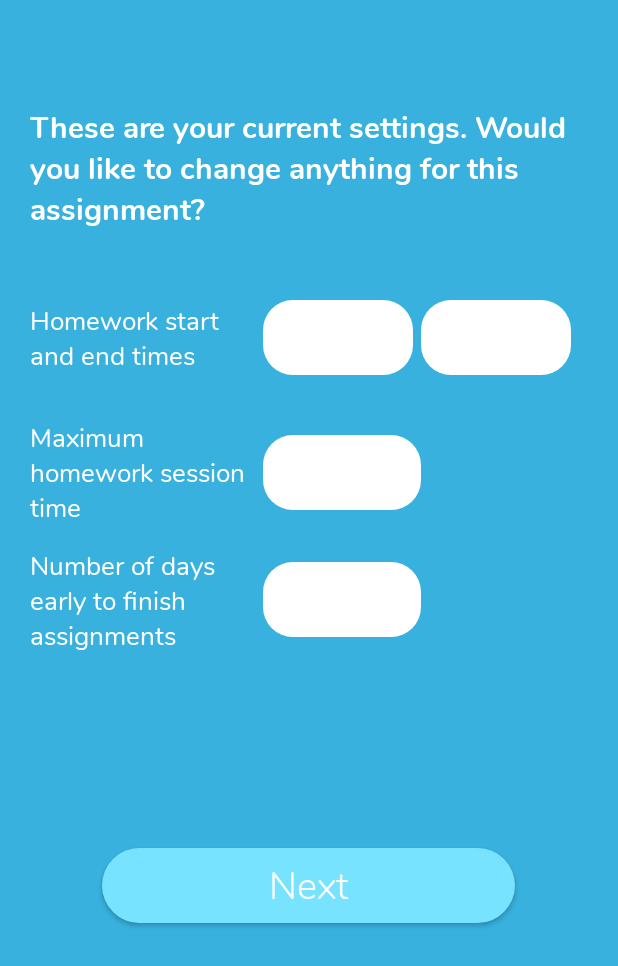
After one commit to johncaseyjones1/Homework_Scheduler, an Android app: the layout confirmation_screen.xml on its own in the app's theme, with its tools: preview values and no code run, on a phone screen of 412 x 824 dp. The commit adds this screen. Shown: the top 966 px of the screen. Run offline under Robolectric (Android 15) with nearby library versions, the phone set to English and light mode, and no system bars.

Commit message:
New Settings Confirmations Page
Added new layout for settings confirmation page as well as empty java file for confirmations. Also removed unnecessary 'credentials.json' files.

```diff
--- a/app/src/main/credentials.json
+++ /dev/null
@@ -1 +0,0 @@
-{"installed":{"client_id":"231552863647-213rpfi8jilr5dce860jihkh2nijrcc9.apps.googleusercontent.com","project_id":"quickstart-1574877717989","auth_uri":"https://accounts.google.com/o/oauth2/auth","token_uri":"https://oauth2.googleapis.com/token","auth_provider_x509_cert_url":"https://www.googleapis.com/oauth2/v1/certs","client_secret":"61zCYiNgw3Nu_6IxQLFJe5Dg","redirect_uris":["urn:ietf:wg:oauth:2.0:oob","http://localhost"]}}
--- a/app/src/main/java/com/credentials.json
+++ /dev/null
@@ -1 +0,0 @@
-{"installed":{"client_id":"231552863647-213rpfi8jilr5dce860jihkh2nijrcc9.apps.googleusercontent.com","project_id":"quickstart-1574877717989","auth_uri":"https://accounts.google.com/o/oauth2/auth","token_uri":"https://oauth2.googleapis.com/token","auth_provider_x509_cert_url":"https://www.googleapis.com/oauth2/v1/certs","client_secret":"61zCYiNgw3Nu_6IxQLFJe5Dg","redirect_uris":["urn:ietf:wg:oauth:2.0:oob","http://localhost"]}}
--- a/app/src/main/java/com/example/credentials.json
+++ /dev/null
@@ -1 +0,0 @@
-{"installed":{"client_id":"231552863647-213rpfi8jilr5dce860jihkh2nijrcc9.apps.googleusercontent.com","project_id":"quickstart-1574877717989","auth_uri":"https://accounts.google.com/o/oauth2/auth","token_uri":"https://oauth2.googleapis.com/token","auth_provider_x509_cert_url":"https://www.googleapis.com/oauth2/v1/certs","client_secret":"61zCYiNgw3Nu_6IxQLFJe5Dg","redirect_uris":["urn:ietf:wg:oauth:2.0:oob","http://localhost"]}}
--- /dev/null
+++ b/app/src/main/java/com/example/homework_scheduler/view/Confirmation_Screen.java
@@ -0,0 +1,4 @@
+package com.example.homework_scheduler.view;
+
+public class Confirmation_Screen  {
+}
--- a/app/src/main/java/credentials.json
+++ /dev/null
@@ -1 +0,0 @@
-{"installed":{"client_id":"231552863647-213rpfi8jilr5dce860jihkh2nijrcc9.apps.googleusercontent.com","project_id":"quickstart-1574877717989","auth_uri":"https://accounts.google.com/o/oauth2/auth","token_uri":"https://oauth2.googleapis.com/token","auth_provider_x509_cert_url":"https://www.googleapis.com/oauth2/v1/certs","client_secret":"61zCYiNgw3Nu_6IxQLFJe5Dg","redirect_uris":["urn:ietf:wg:oauth:2.0:oob","http://localhost"]}}
--- /dev/null
+++ b/app/src/main/res/layout/confirmation_screen.xml
@@ -0,0 +1,126 @@
+<?xml version="1.0" encoding="utf-8"?>
+<LinearLayout xmlns:android="http://schemas.android.com/apk/res/android"
+    android:orientation="vertical" android:layout_width="match_parent"
+    android:layout_height="match_parent"
+    android:background="@color/colorPrimary"
+    android:clickable="true">
+    <LinearLayout
+        android:layout_width="match_parent"
+        android:layout_height="match_parent"
+        android:layout_margin="20dp"
+        android:orientation="vertical">
+
+        <TextView
+            android:textColor="#FFFFFF"
+            android:layout_width="match_parent"
+            android:layout_height="90dp"
+            android:layout_marginTop="50dp"
+            android:layout_marginBottom="20dp"
+            android:textSize="20sp"
+            android:fontFamily="@font/nunito_bold"
+            android:text="@string/these_are_current_settings"/>
+
+        <TableLayout
+            android:layout_gravity="center"
+            android:layout_width="match_parent"
+            android:layout_height="260dp">
+            <TableRow
+                android:minHeight="90dp"
+                android:layoutDirection="ltr"
+                android:gravity="center_vertical">
+
+                <TextView
+                    android:textColor="#FFFFFF"
+                    android:id="@+id/start_and_end_option_texts"
+                    android:layout_width="100dp"
+                    android:fontFamily="@font/nunito_regular"
+                    android:gravity="center_vertical"
+                    android:maxWidth="100dp"
+                    android:text="@string/home_start_and_end"
+                    android:textSize="17sp"/>
+
+                <Spinner
+                    android:textColor="#FFFFFF"
+                    android:fontFamily="@font/nunito_regular"
+                    android:id="@+id/start_time"
+                    android:layout_width="100dp"
+                    android:layout_height="50dp"
+                    android:gravity="center"
+                    android:background="@drawable/question_edit_text"
+                    android:hint="@string/hint_2"
+                    android:layout_marginEnd="5dp"/>
+
+                <Spinner
+                    android:textColor="#FFFFFF"
+                    android:fontFamily="@font/nunito_regular"
+                    android:id="@+id/end_time"
+                    android:layout_width="100dp"
+                    android:layout_height="50dp"
+                    android:gravity="center"
+                    android:background="@drawable/question_edit_text"
+                    android:hint="@string/hint_2"/>
+
+            </TableRow>
+
+            <TableRow
+                android:minHeight="90dp"
+                android:layoutDirection="ltr"
+                android:gravity="center_vertical">
+                <TextView
+                    android:textColor="#FFFFFF"
+                    android:gravity="center_vertical"
+                    android:layout_width="155dp"
+                    android:fontFamily="@font/nunito_regular"
+                    android:id="@+id/max_time_option_text"
+                    android:text="@string/max_homework_session"
+                    android:textSize="17sp"/>
+                <Spinner
+                    android:textColor="#FFFFFF"
+                    android:fontFamily="@font/nunito_regular"
+                    android:id="@+id/max_time"
+                    android:layout_width="100dp"
+                    android:layout_height="50dp"
+                    android:gravity="center"
+                    android:background="@drawable/question_edit_text"
+                    android:hint="@string/hint_2"/>
+            </TableRow>
+
+            <TableRow
+                android:minHeight="90dp"
+                android:layoutDirection="ltr"
+                android:gravity="center_vertical">
+
+                <TextView
+                    android:textColor="#FFFFFF"
+                    android:gravity="center_vertical"
+                    android:id="@+id/days_before_due"
+                    android:layout_width="1dp"
+                    android:fontFamily="@font/nunito_regular"
+                    android:text="@string/num_days_early"
+                    android:textSize="17sp"/>
+                <Spinner
+                    android:textColor="#FFFFFF"
+                    android:fontFamily="@font/nunito_regular"
+                    android:id="@+id/days_before"
+                    android:layout_width="50dp"
+                    android:layout_height="50dp"
+                    android:gravity="center"
+                    android:background="@drawable/question_edit_text"
+                    android:hint="@string/hint_2"/>
+            </TableRow>
+        </TableLayout>
+
+        <Button
+            android:id="@+id/next_question"
+            android:layout_width="275dp"
+            android:layout_height="50dp"
+            android:layout_marginTop="125dp"
+            android:background="@drawable/next_question_button"
+            android:fontFamily="@font/nunito_light"
+            android:layout_gravity="center"
+            android:text="@string/next"
+            android:textAllCaps="false"
+            android:textColor="#FFFFFF"
+            android:textSize="25sp" />
+    </LinearLayout>
+</LinearLayout>
--- a/app/src/main/res/values/strings.xml
+++ b/app/src/main/res/values/strings.xml
@@ -25,4 +25,5 @@
     <string name="waiting_message">Just one moment.\n\nYour assignment is being scheduled!</string>
     <string name="oh_no">Oh no!</string>
     <string name="not_enough_time_warning">There\'s not enough time to finish your assignment before it\'s due!\n\nTry adjusting your settings to allow for more time to finish your assignment.</string>
+    <string name="these_are_current_settings">These are your current settings. Would you like to change anything for this assignment?</string>
 </resources>
```
Also changed, not shown: 1 other file.
